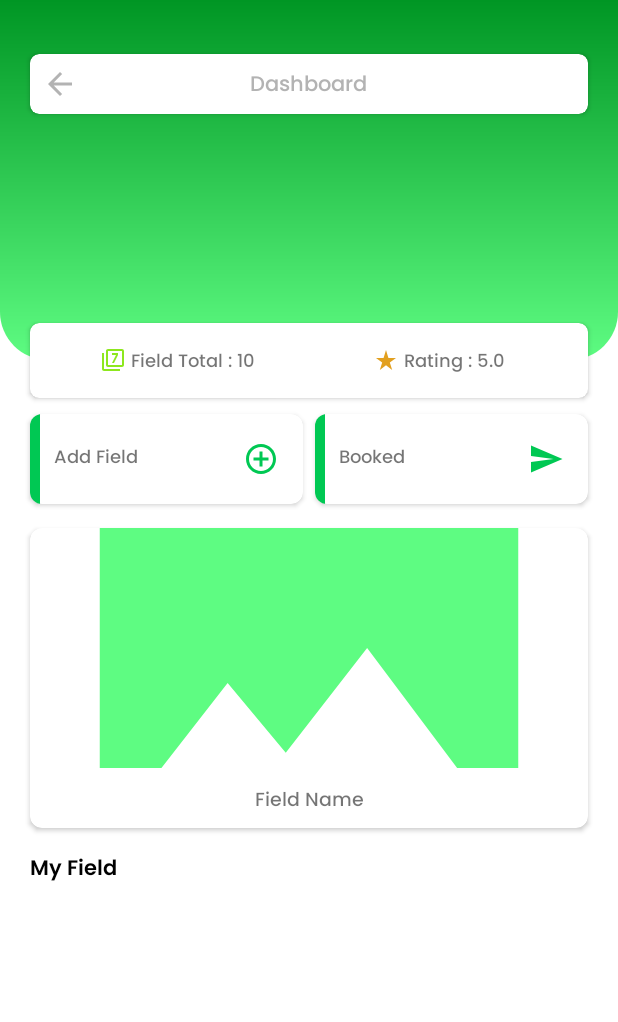
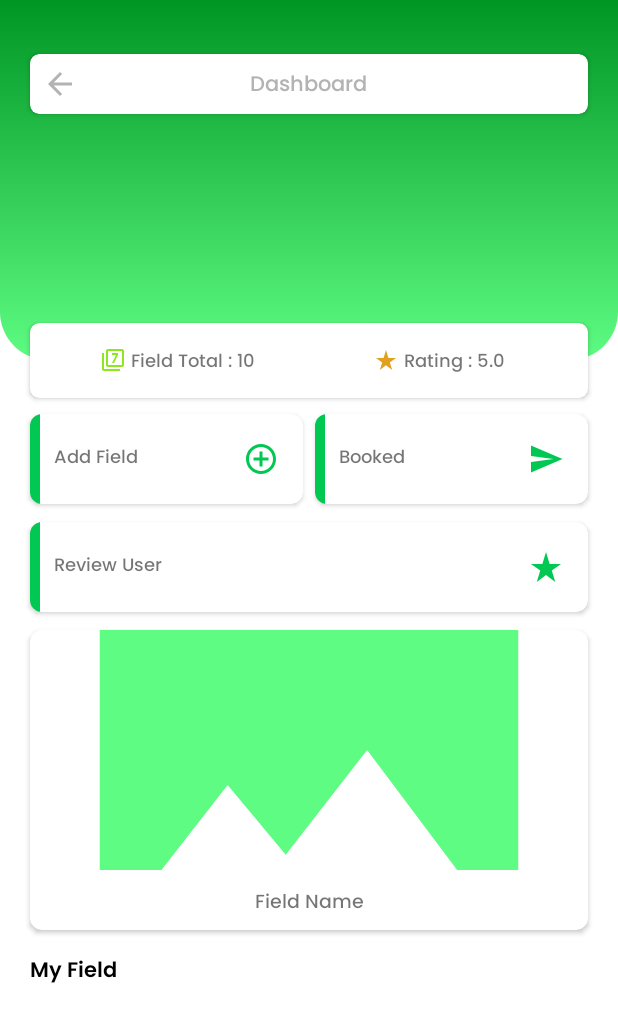
Before and after one commit to aditgocendra/futsal-booked-apps, an Android app: the layout activity_dashboard.xml on its own in the app's theme, with its tools: preview values and no code run, on a phone screen of 412 x 824 dp. Shown: the top 1022 px of the screen. Run offline under Robolectric (Android 15) with nearby library versions, the light colour scheme and no system bars.

Commit message:
add new card

```diff
--- a/app/src/main/java/com/ark/futsalbookedapps/Views/ProviderField/Dashboard.java
+++ b/app/src/main/java/com/ark/futsalbookedapps/Views/ProviderField/Dashboard.java
@@ -3,13 +3,9 @@ package com.ark.futsalbookedapps.Views.ProviderField;
 import androidx.annotation.NonNull;
 import androidx.appcompat.app.AppCompatActivity;
 import androidx.recyclerview.widget.GridLayoutManager;
-
-import android.content.Intent;
 import android.os.Bundle;
 import android.os.Handler;
-import android.view.View;
 import android.widget.Toast;
-
 import com.ark.futsalbookedapps.Adapter.AdapterDashboard;
 import com.ark.futsalbookedapps.Globals.Data;
 import com.ark.futsalbookedapps.Globals.Functions;
@@ -18,13 +14,10 @@ import com.ark.futsalbookedapps.Models.ModelField;
 import com.ark.futsalbookedapps.Models.ModelProviderField;
 import com.ark.futsalbookedapps.Views.Users.Home;
 import com.ark.futsalbookedapps.databinding.ActivityDashboardBinding;
-import com.google.android.gms.tasks.OnCompleteListener;
-import com.google.android.gms.tasks.Task;
 import com.google.firebase.database.DataSnapshot;
 import com.google.firebase.database.DatabaseError;
 import com.google.firebase.database.ValueEventListener;
 import com.squareup.picasso.Picasso;
-
 import java.util.ArrayList;
 import java.util.List;
 import java.util.Objects;
@@ -66,11 +59,12 @@ public class Dashboard extends AppCompatActivity {
     private void listenerComponent() {
         binding.backBtn.setOnClickListener(view -> finish());
 
-        binding.cardAddField.setOnClickListener(view -> {
-            Functions.updateUI(Dashboard.this, FieldAdd.class);
-        });
+        binding.cardAddField.setOnClickListener(view -> Functions.updateUI(this, FieldAdd.class));
+
+        binding.cardReviewUser.setOnClickListener(view -> Functions.updateUI(this, ReviewField.class));
 
         binding.cardProvider.setOnClickListener(view -> Functions.updateUI(this, UpdateDataProvider.class));
+        binding.cardBooked.setOnClickListener(view -> Functions.updateUI(this, ManageBookedField.class));
     }
 
     private void setDataProviderField() {
--- a/app/src/main/res/layout/activity_dashboard.xml
+++ b/app/src/main/res/layout/activity_dashboard.xml
@@ -249,6 +249,48 @@
             </LinearLayout>
 
             <androidx.cardview.widget.CardView
+                android:id="@+id/card_review_user"
+                android:layout_width="match_parent"
+                android:layout_height="60dp"
+                android:layout_marginStart="20dp"
+                android:layout_marginEnd="20dp"
+                android:layout_marginTop="4dp"
+                android:layout_marginBottom="4dp"
+                app:cardCornerRadius="8dp">
+
+                <RelativeLayout
+                    android:layout_width="match_parent"
+                    android:layout_height="wrap_content">
+
+                    <View
+                        android:layout_width="6.5dp"
+                        android:layout_height="match_parent"
+                        android:background="@color/primary" />
+
+                    <TextView
+                        android:layout_width="match_parent"
+                        android:layout_height="wrap_content"
+                        android:layout_centerInParent="true"
+                        android:layout_marginStart="16dp"
+                        android:layout_marginEnd="16dp"
+                        android:fontFamily="@font/poppins_medium"
+                        android:text="Review User"
+                        android:textSize="12sp" />
+
+                    <ImageView
+                        android:layout_width="24dp"
+                        android:layout_height="24dp"
+                        android:layout_alignParentEnd="true"
+                        android:layout_centerInParent="true"
+                        android:layout_marginEnd="16dp"
+                        android:src="@drawable/ic_star_rate"
+                        app:tint="@color/primary" />
+
+                </RelativeLayout>
+
+            </androidx.cardview.widget.CardView>
+
+            <androidx.cardview.widget.CardView
                 android:id="@+id/card_provider"
                 android:layout_width="match_parent"
                 android:layout_height="200dp"
```
